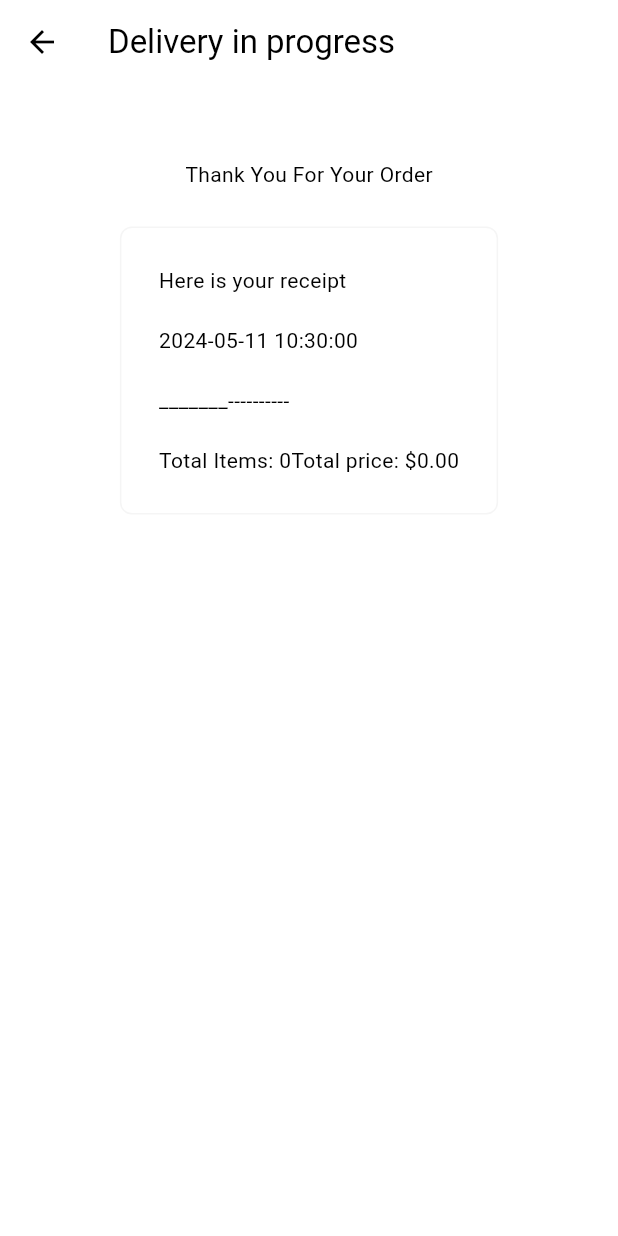
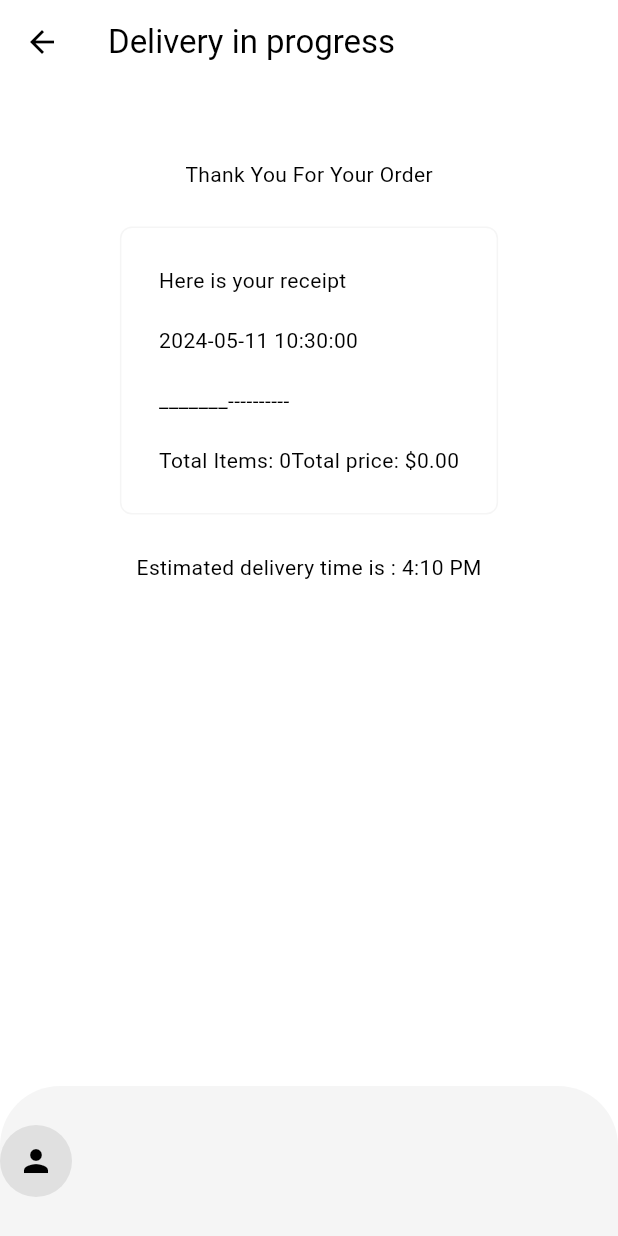
Before and after one commit to Ikwame91/foodDeliveryApp, a Flutter app: the DeliveryProgressPage screen opened directly, on a phone screen of 412 x 824 dp. Run offline on Flutter 3.47's test engine with Material 3 defaults, Android fonts, the phone set to English and light mode, and no system bars; our stand-ins replace flutter_credit_card, google_fonts.

Commit message:
generate receipt

```diff
--- a/lib/pages/delivery_page.dart
+++ b/lib/pages/delivery_page.dart
@@ -13,12 +13,39 @@ class _DeliveryProgressPageState extends State<DeliveryProgressPage> {
   Widget build(BuildContext context) {
     return Scaffold(
       appBar: AppBar(
-        title: Text("Delivery in progress"),
+        title: const Text("Delivery in progress"),
         backgroundColor: Colors.transparent,
       ),
-      body: Column(children: [
-        MyReceipt(),
-      ]),
+      bottomNavigationBar: _buildBottomNavBar(context),
+      body: const Column(
+        children: [
+          MyReceipt(),
+        ],
+      ),
+    );
+  }
+
+  Widget _buildBottomNavBar(BuildContext context) {
+    return Container(
+      height: 100,
+      decoration: BoxDecoration(
+        color: Theme.of(context).colorScheme.secondary,
+        borderRadius: BorderRadius.only(
+          topLeft: Radius.circular(40),
+          topRight: Radius.circular(40),
+        ),
+      ),
+      child: Row(
+        children: [
+          Container(
+            decoration: BoxDecoration(
+              color: Theme.of(context).colorScheme.background,
+              shape: BoxShape.circle,
+            ),
+            child: IconButton(onPressed: () {}, icon: const Icon(Icons.person)),
+          )
+        ],
+      ),
     );
   }
 }
--- a/lib/pages/my_receipt.dart
+++ b/lib/pages/my_receipt.dart
@@ -27,7 +27,12 @@ class MyReceipt extends StatelessWidget {
                 builder: (context, restaurant, child) {
                   return Text(restaurant.displayCartReceipt());
                 },
-                ))
+              ),
+            ),
+            const SizedBox(
+              height: 25,
+            ),
+            const Text('Estimated delivery time is : 4:10 PM')
           ],
         ),
       ),
```
Lines whose indentation alone changed are shown as unchanged.
